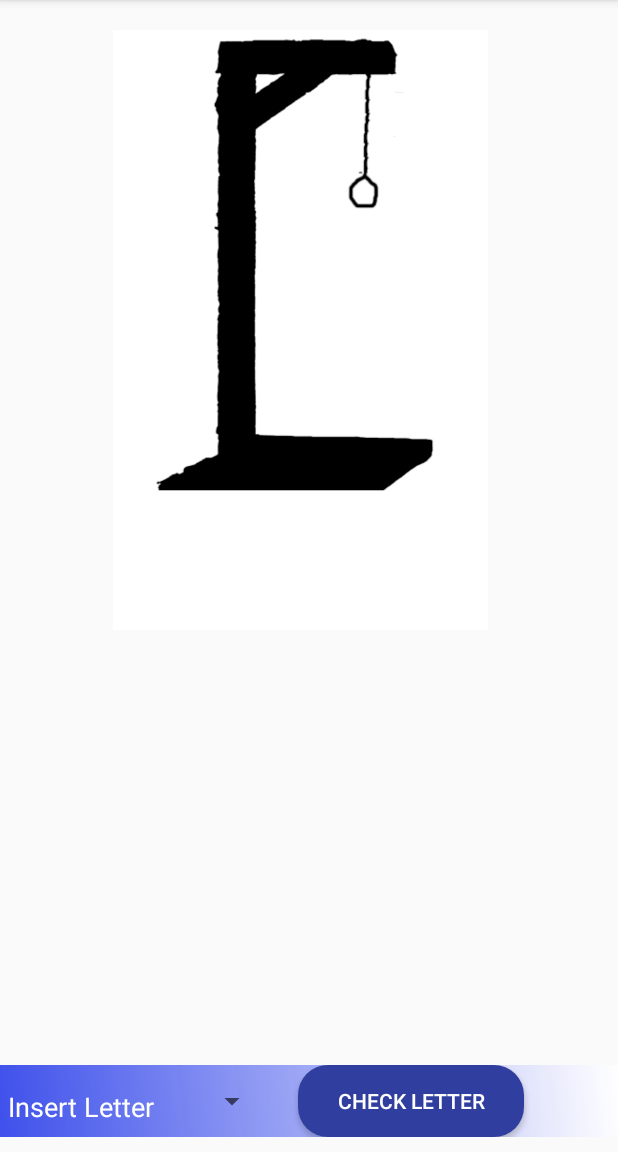
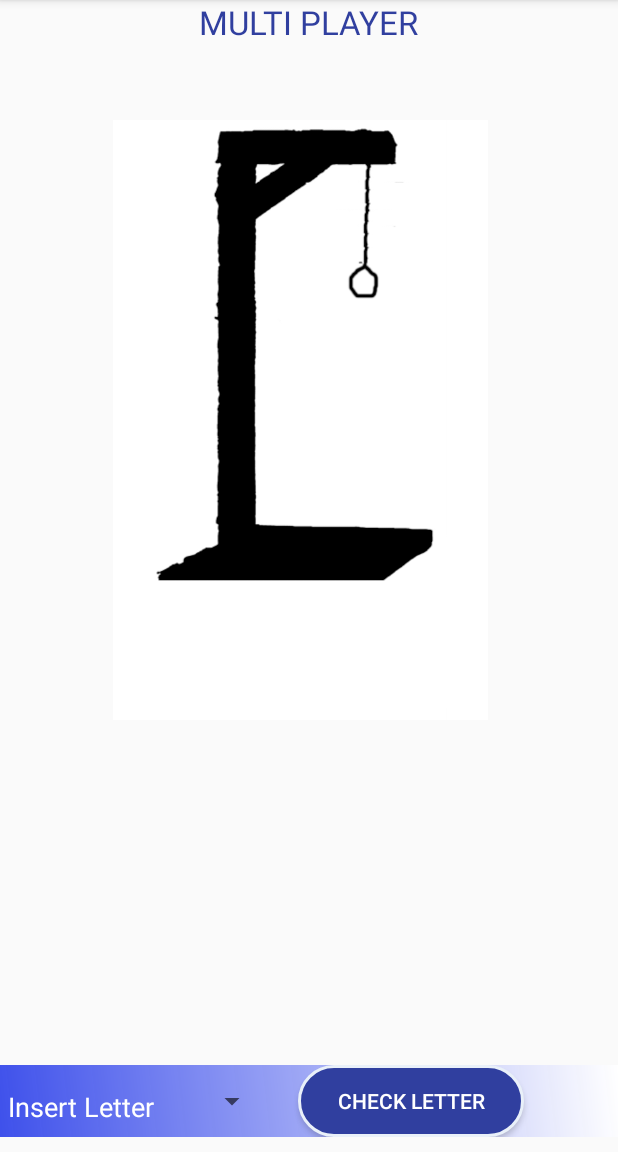
Before and after one commit to HarshitSomal/HangMan_Game, an Android app: the GameMulti screen opened directly, with no data from a screen before it, on a phone screen of 412 x 824 dp, the part 84-1236 px from its top. Run offline under Robolectric (Android 15) with nearby library versions, the phone set to English and light mode, and no system bars; 1 statement that could not run was skipped.

Commit message:
Final Changes2

```diff
--- a/app/src/main/java/harshit/hangman_game/Game.java
+++ b/app/src/main/java/harshit/hangman_game/Game.java
@@ -144,7 +144,7 @@ public class Game extends AppCompatActivity implements AdapterView.OnItemSelecte
                  //Game over
               Intent gameover=new Intent(this,GameOver.class);
               gameover.putExtra("POINTS",mPoints);
-              gameover.putExtra("WNAME",mWord);
+              gameover.putExtra("WNAME",mWord.toUpperCase());
               startActivity(gameover);
               finish();
 
--- a/app/src/main/java/harshit/hangman_game/GameMulti.java
+++ b/app/src/main/java/harshit/hangman_game/GameMulti.java
@@ -101,7 +101,7 @@ public class GameMulti extends AppCompatActivity implements AdapterView.OnItemSe
             mPoints++;
             TextView winnerMessage = (TextView) findViewById(R.id.winnerMessage);
 
-            winnerMessage.setText("You won!");
+            winnerMessage.setText("You win!");
 
             LinearLayout layout = (LinearLayout)findViewById(R.id.playAgainLayout);
 
@@ -139,7 +139,7 @@ public class GameMulti extends AppCompatActivity implements AdapterView.OnItemSe
                  //Game over
               Intent gameover=new Intent(this,GameOver.class);
               gameover.putExtra("POINTS",mPoints);
-              gameover.putExtra("WNAME",mWord);
+              gameover.putExtra("WNAME",mWord.toUpperCase());
               startActivity(gameover);
               finish();
                   }  }
--- a/app/src/main/java/harshit/hangman_game/GameOver.java
+++ b/app/src/main/java/harshit/hangman_game/GameOver.java
@@ -31,7 +31,7 @@ int mpoints;
         String name=editText.getText().toString();
         SharedPreferences.Editor editor=preferences.edit();
         String previousScores=preferences.getString("SCORES"," ");
-        editor.putString("SCORES",name+" "+ mpoints +"POINTS \n"+previousScores);
+        editor.putString("SCORES",name+" "+ mpoints +previousScores);
         editor.commit();
         finish();
     }
--- /dev/null
+++ b/app/src/main/res/drawable/corner.xml
@@ -0,0 +1,12 @@
+<?xml version="1.0" encoding="utf-8"?>
+<shape xmlns:android="http://schemas.android.com/apk/res/android" >
+
+    <corners
+        android:bottomLeftRadius="20dp"
+        android:bottomRightRadius="20dp"
+        android:topLeftRadius="20dp"
+        android:topRightRadius="20dp" >
+    </corners>
+    <solid android:color="#18dad7"/>
+
+</shape>
--- a/app/src/main/res/drawable/custom_button.xml
+++ b/app/src/main/res/drawable/custom_button.xml
@@ -2,11 +2,14 @@
 <shape xmlns:android="http://schemas.android.com/apk/res/android" >
 
     <corners
-        android:bottomLeftRadius="20dp"
-        android:bottomRightRadius="20dp"
-        android:topLeftRadius="20dp"
-        android:topRightRadius="20dp" >
+        android:bottomLeftRadius="30dp"
+        android:bottomRightRadius="30dp"
+        android:topLeftRadius="30dp"
+        android:topRightRadius="30dp" >
     </corners>
+    <stroke
+        android:width="2dp"
+        android:color="#e9f0f9" />
     <solid android:color="#303f9f" />
 
 </shape>
--- a/app/src/main/res/layout/activity_multi_game.xml
+++ b/app/src/main/res/layout/activity_multi_game.xml
@@ -12,7 +12,7 @@
         android:id="@+id/imageView"
         android:layout_alignParentTop="true"
         android:src="@drawable/hangdroid_0"
-        android:layout_marginTop="20dp" />
+        android:layout_marginTop="80dp" />
 
     <LinearLayout
         android:orientation="horizontal"
@@ -84,8 +84,8 @@
         android:orientation="vertical"
         android:layout_width="wrap_content"
         android:layout_height="wrap_content"
-        android:background="#18dad7"
-        android:padding="30dp"
+        android:background="@drawable/corner"
+        android:padding="50dp"
         android:layout_centerVertical="true"
         android:layout_centerHorizontal="true"
         android:id="@+id/playAgainLayout"
@@ -102,6 +102,7 @@
         <Button
             android:layout_width="wrap_content"
             android:layout_height="wrap_content"
+            android:layout_marginTop="20dp"
             android:text="Play Again"
             android:textColor="#ffff"
             android:id="@+id/playAgainButton"
@@ -109,4 +110,14 @@
             android:layout_gravity="center_horizontal"
             android:onClick="playAgain" />
     </LinearLayout>
+
+    <TextView
+        android:layout_width="wrap_content"
+        android:layout_height="wrap_content"
+        android:textAppearance="?android:attr/textAppearanceLarge"
+        android:text="MULTI PLAYER"
+        android:id="@+id/textView10"
+        android:layout_alignParentTop="true"
+        android:layout_centerHorizontal="true"
+        android:textColor="@color/colorPrimaryDark" />
 </RelativeLayout>
```
Also changed, not shown: app/src/main/res/drawable/custom_editfield.xml (added, +16 -0 lines), app/src/main/res/layout/activity_game.xml (+14 -5 lines), app/src/main/res/layout/activity_game_over.xml (+6 -3 lines), app/src/main/res/layout/activity_multi_player.xml (+12 -3 lines), app/src/main/res/layout/activity_score.xml (+32 -2 lines).
